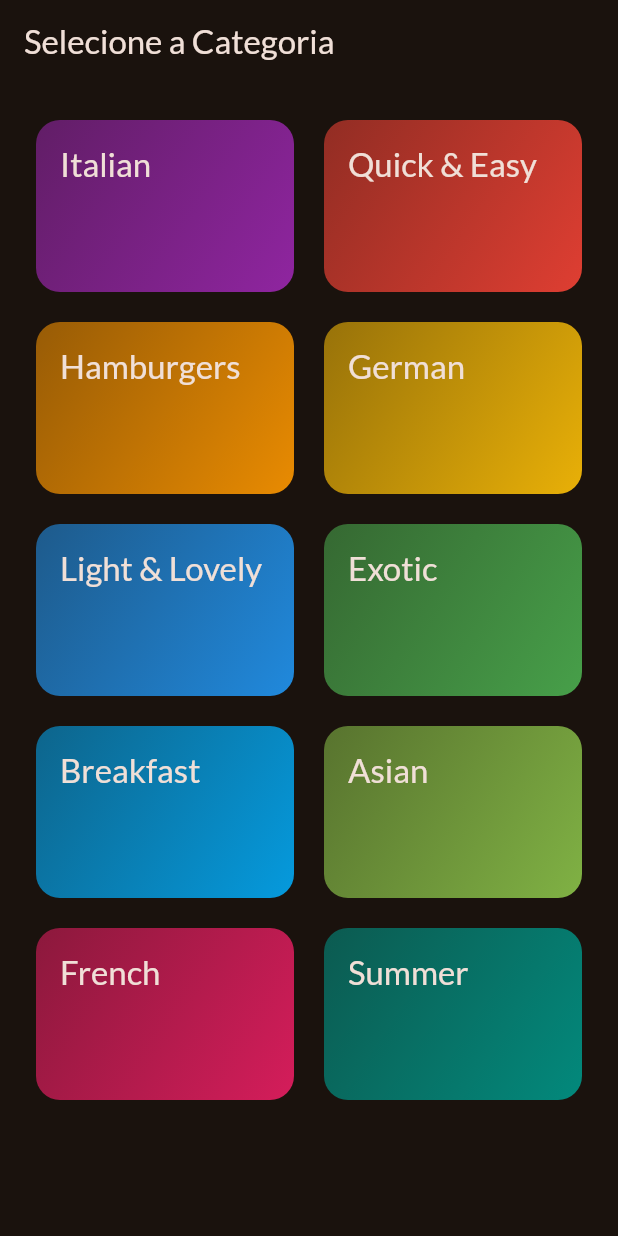
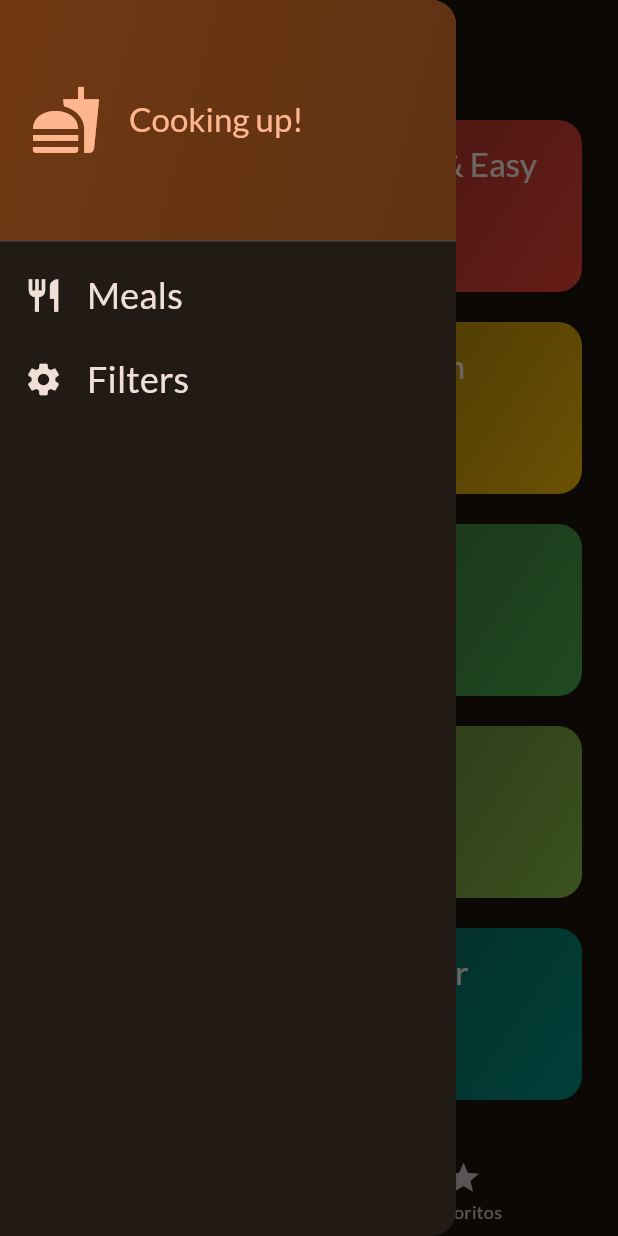
Before and after one commit to oeleomar/flutter-apps, a Flutter app: the screen it shows after launch, with the side drawer open (before the commit the screen has no drawer), on a phone screen of 412 x 824 dp. Run offline on Flutter 3.47's test engine with Material 3 defaults, Android fonts, the phone set to English and light mode, and no system bars; our stand-ins replace google_fonts, transparent_image.

Commit message:
feat: implementar tela de abas e funcionalidade de favoritos

```diff
--- a/meals_app/lib/main.dart
+++ b/meals_app/lib/main.dart
@@ -1,6 +1,6 @@
 import 'package:flutter/material.dart';
 import 'package:google_fonts/google_fonts.dart';
-import 'package:meals_app/screens/categories.dart';
+import 'package:meals_app/screens/tabs.dart';
 
 final theme = ThemeData(
   colorScheme: ColorScheme.fromSeed(
@@ -14,7 +14,7 @@
   runApp(
     MaterialApp(
       theme: theme,
-      home: CategoriesScreen(),
+      home: const TabsScreen(),
     ),
   );
 }
--- a/meals_app/lib/screens/categories.dart
+++ b/meals_app/lib/screens/categories.dart
@@ -1,11 +1,14 @@
 import 'package:flutter/material.dart';
 import 'package:meals_app/data/dummy_data.dart';
 import 'package:meals_app/models/category.dart';
+import 'package:meals_app/models/meal.dart';
 import 'package:meals_app/screens/meals.dart';
 import 'package:meals_app/widgets/category_grid_item.dart';
 
 class CategoriesScreen extends StatelessWidget {
-  const CategoriesScreen({super.key});
+  const CategoriesScreen({super.key, required this.onToggleFavorite});
+
+  final void Function(Meal meal) onToggleFavorite;
 
   void _selectCategory(BuildContext context, Category category) {
     final filteredMeals = dummyMeals
@@ -14,19 +17,18 @@
 
     Navigator.of(context).push(
       MaterialPageRoute(
-        builder: (ctx) =>
-            MealsScreen(title: category.title, meals: filteredMeals),
+        builder: (ctx) => MealsScreen(
+          title: category.title,
+          meals: filteredMeals,
+          onToggleFavorite: onToggleFavorite,
+        ),
       ),
     );
   }
 
   @override
   Widget build(BuildContext context) {
-    return Scaffold(
-      appBar: AppBar(
-        title: const Text("Selecione a Categoria"),
-      ),
-      body: GridView(
+    return GridView(
       padding: const EdgeInsets.all(24),
       gridDelegate: SliverGridDelegateWithFixedCrossAxisCount(
         crossAxisCount: 2,
@@ -43,7 +45,6 @@
             },
           ),
       ],
-      ),
     );
   }
 }
--- /dev/null
+++ b/meals_app/lib/screens/tabs.dart
@@ -0,0 +1,98 @@
+import 'package:flutter/material.dart';
+import 'package:meals_app/models/meal.dart';
+import 'package:meals_app/screens/categories.dart';
+import 'package:meals_app/screens/meals.dart';
+import 'package:meals_app/widgets/main_drawer.dart';
+
+class TabsScreen extends StatefulWidget {
+  const TabsScreen({super.key});
+
+  @override
+  State<TabsScreen> createState() {
+    return _TabsScreenState();
+  }
+}
+
+class _TabsScreenState extends State<TabsScreen> {
+  int _selectedPageIndex = 0;
+  final List<Meal> _favoritesMeals = [];
+
+  void _showInfoMessage(String message) {
+    ScaffoldMessenger.of(context).clearSnackBars();
+
+    ScaffoldMessenger.of(
+      context,
+    ).showSnackBar(SnackBar(content: Text(message)));
+  }
+
+  void _toggleMealFavoriteStatus(Meal meal) {
+    final isExisting = _favoritesMeals.contains(meal);
+
+    if (isExisting) {
+      setState(() {
+        _favoritesMeals.remove(meal);
+      });
+      _showInfoMessage('Meal is no longer a favorite.');
+    } else {
+      setState(() {
+        _favoritesMeals.add(meal);
+      });
+      _showInfoMessage('Marked as a favorite!');
+    }
+  }
+
+  void _selectPage(int index) {
+    setState(() {
+      _selectedPageIndex = index;
+    });
+  }
+
+  void _setScreen(String identifier) {
+    if (identifier == "filters") {
+    } else {
+      Navigator.of(context).pop();
+    }
+  }
+
+  @override
+  Widget build(BuildContext context) {
+    Widget activePage = CategoriesScreen(
+      onToggleFavorite: _toggleMealFavoriteStatus,
+    );
+    String activePageTitle = "Categorias";
+
+    if (_selectedPageIndex == 1) {
+      activePage = MealsScreen(
+        meals: _favoritesMeals,
+        onToggleFavorite: _toggleMealFavoriteStatus,
+      );
+      activePageTitle = "Favoritos";
+    }
+    return Scaffold(
+      appBar: AppBar(
+        title: Text(activePageTitle),
+      ),
+
+      drawer: MainDrawer(
+        onSelectScreen: _setScreen,
+      ),
+
+      body: activePage,
+
+      bottomNavigationBar: BottomNavigationBar(
+        onTap: _selectPage,
+        currentIndex: _selectedPageIndex,
+        items: [
+          const BottomNavigationBarItem(
+            icon: Icon(Icons.set_meal),
+            label: "Categorias",
+          ),
+          const BottomNavigationBarItem(
+            icon: Icon(Icons.star),
+            label: "Favoritos",
+          ),
+        ],
+      ),
+    );
+  }
+}
--- a/meals_app/lib/widgets/category_grid_item.dart
+++ b/meals_app/lib/widgets/category_grid_item.dart
@@ -33,7 +33,7 @@
         child: Text(
           category.title,
           style: Theme.of(context).textTheme.titleLarge!.copyWith(
-            color: Theme.of(context).colorScheme.onBackground,
+            color: Theme.of(context).colorScheme.onSurface,
           ),
         ),
       ),
--- /dev/null
+++ b/meals_app/lib/widgets/main_drawer.dart
@@ -0,0 +1,84 @@
+import 'package:flutter/material.dart';
+
+class MainDrawer extends StatelessWidget {
+  const MainDrawer({super.key, required this.onSelectScreen});
+
+  final void Function(String identifier) onSelectScreen;
+
+  @override
+  Widget build(BuildContext context) {
+    return Drawer(
+      child: Column(
+        children: [
+          DrawerHeader(
+            padding: EdgeInsetsGeometry.all(20),
+            decoration: BoxDecoration(
+              gradient: LinearGradient(
+                colors: [
+                  Theme.of(context).colorScheme.primaryContainer,
+                  Theme.of(
+                    context,
+                  ).colorScheme.primaryContainer.withAlpha(200),
+                ],
+                begin: Alignment.centerLeft,
+                end: Alignment.bottomRight,
+              ),
+            ),
+            child: Row(
+              children: [
+                Icon(
+                  Icons.fastfood,
+                  size: 48,
+                  color: Theme.of(context).colorScheme.primary,
+                ),
+                SizedBox(width: 18),
+                Text(
+                  "Cooking up!",
+                  style: Theme.of(context).textTheme.titleLarge!.copyWith(
+                    color: Theme.of(context).colorScheme.primary,
+                  ),
+                ),
+              ],
+            ),
+          ),
+
+          ListTile(
+            leading: Icon(
+              Icons.restaurant,
+              size: 26,
+              color: Theme.of(context).colorScheme.onSurface,
+            ),
+            title: Text(
+              "Meals",
+              style: Theme.of(context).textTheme.titleSmall!.copyWith(
+                color: Theme.of(context).colorScheme.onSurface,
+                fontSize: 24,
+              ),
+            ),
+            onTap: () {
+              onSelectScreen("meals");
+            },
+          ),
+
+          ListTile(
+            leading: Icon(
+              Icons.settings,
+              size: 26,
+              color: Theme.of(context).colorScheme.onSurface,
+            ),
+            title: Text(
+              "Filters",
+              style: Theme.of(context).textTheme.titleSmall!.copyWith(
+                color: Theme.of(context).colorScheme.onSurface,
+                fontSize: 24,
+              ),
+            ),
+            onTap: () {
+              onSelectScreen("filters");
+            },
+          ),
+        ],
+      ),
+    );
+  }
+}
```
Also changed, not shown: meals_app/lib/screens/meal_detail.dart (+74 -5 lines), meals_app/lib/screens/meals.dart (+27 -6 lines). Lines whose indentation alone changed are shown as unchanged.
